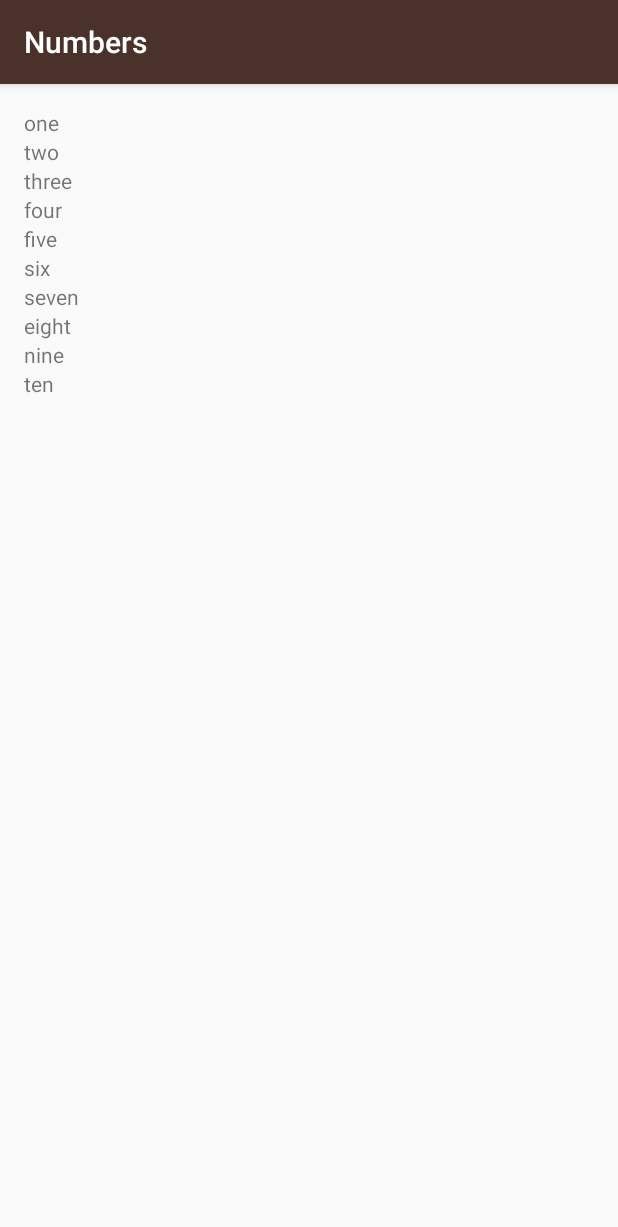
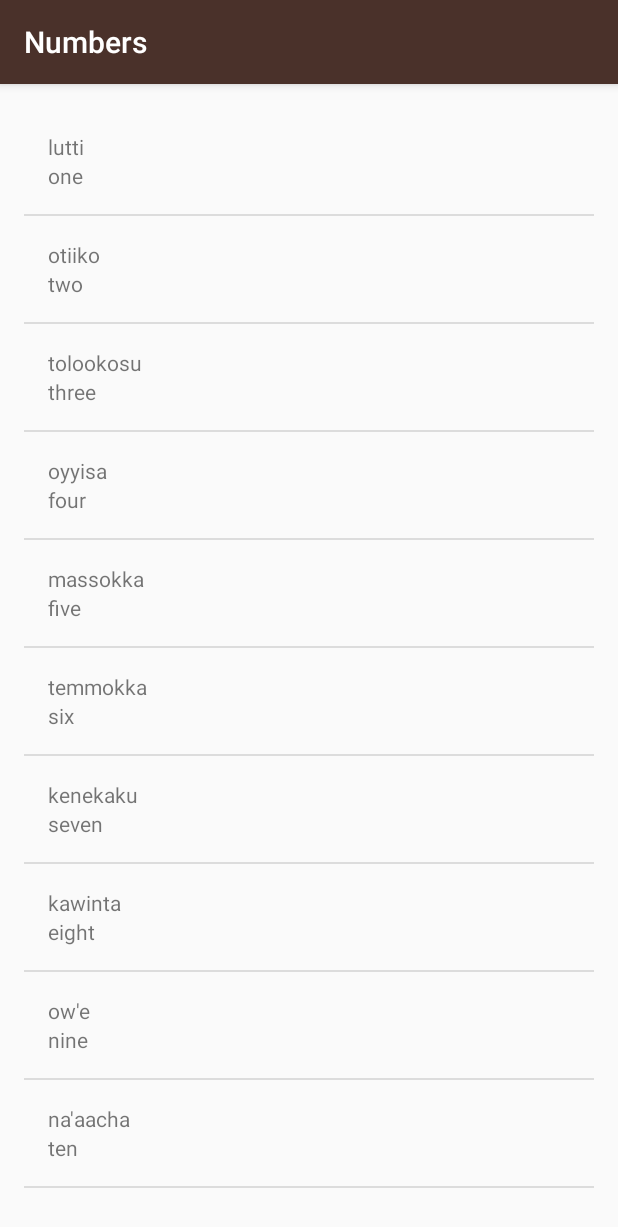
Before and after one commit to JustinB98/Android-Basics-User-Interface-CSE248, an Android app: the NumbersActivity screen opened directly, with no data from a screen before it, on a phone screen of 412 x 824 dp. Shown: the top 1227 px of the screen. Run offline under Robolectric (Android 15) with nearby library versions, the phone set to English and light mode, and no system bars.

Commit message:
Learned how adapters worked and created a custom adapter

```diff
--- a/Miwok/app/src/main/java/com/example/android/miwok/NumbersActivity.java
+++ b/Miwok/app/src/main/java/com/example/android/miwok/NumbersActivity.java
@@ -2,8 +2,7 @@
 
 import android.os.Bundle;
 import android.support.v7.app.AppCompatActivity;
-import android.widget.LinearLayout;
-import android.widget.TextView;
+import android.widget.ListView;
 
 import java.util.ArrayList;
 
@@ -14,26 +13,25 @@
         super.onCreate(savedInstanceState);
         setContentView(R.layout.activity_numbers);
 
-        ArrayList<String> words = new ArrayList<>();
-        words.add("one");
-        words.add("two");
-        words.add("three");
-        words.add("four");
-        words.add("five");
-        words.add("six");
-        words.add("seven");
-        words.add("eight");
-        words.add("nine");
-        words.add("ten");
+        ArrayList<Word> words = new ArrayList<>();
 
-        LinearLayout rootView = (LinearLayout) findViewById(R.id.activity_numbers);
+        words.add(new Word("one", "lutti"));
+        words.add(new Word("two", "otiiko"));
+        words.add(new Word("three", "tolookosu"));
+        words.add(new Word("four", "oyyisa"));
+        words.add(new Word("five", "massokka"));
+        words.add(new Word("six", "temmokka"));
+        words.add(new Word("seven", "kenekaku"));
+        words.add(new Word("eight", "kawinta"));
+        words.add(new Word("nine", "ow'e"));
+        words.add(new Word("ten", "na'aacha"));
 
-        for (int i = 0; i < words.size(); ++i) {
-            // every view needs context. one of the reasons is to know the styling of the view
-            TextView wordView = new TextView(this);
-            wordView.setText(words.get(i));
-            rootView.addView(wordView);
-        }
+        WordAdapter adapter = new WordAdapter(this, words);
+
+        ListView listView = (ListView) findViewById(R.id.list);
+
+        listView.setAdapter(adapter);
     }
 
+
 }
--- /dev/null
+++ b/Miwok/app/src/main/java/com/example/android/miwok/Word.java
@@ -0,0 +1,37 @@
+package com.example.android.miwok;
+
+/**
+ * Created by Justin on 9/21/2018.
+ */
+
+public class Word {
+
+    /** Default translation for the word */
+    private String mDefaultTranslation;
+    /** Miwok translation for the word */
+    private String mMiwokTranslation;
+    /**
+     * Create a new Word object.
+     *
+     * @param defaultTranslation is the word in a language that the user is already familiar with
+     *                           (such as English)
+     * @param miwokTranslation is the word in the Miwok language
+     */
+    public Word(String defaultTranslation, String miwokTranslation) {
+        mDefaultTranslation = defaultTranslation;
+        mMiwokTranslation = miwokTranslation;
+    }
+    /**
+     * Get the default translation of the word.
+     */
+    public String getDefaultTranslation() {
+        return mDefaultTranslation;
+    }
+    /**
+     * Get the Miwok translation of the word.
+     */
+    public String getMiwokTranslation() {
+        return mMiwokTranslation;
+    }
+
+}
--- /dev/null
+++ b/Miwok/app/src/main/java/com/example/android/miwok/WordAdapter.java
@@ -0,0 +1,51 @@
+package com.example.android.miwok;
+
+import android.app.Activity;
+import android.support.annotation.NonNull;
+import android.view.LayoutInflater;
+import android.view.View;
+import android.view.ViewGroup;
+import android.widget.ArrayAdapter;
+import android.widget.TextView;
+
+import java.util.ArrayList;
+
+/**
+ * Created by Justin on 9/21/2018.
+ */
+
+public class WordAdapter extends ArrayAdapter<Word> {
+
+    public WordAdapter(Activity context, ArrayList<Word> words) {
+        // we don't need a resource since we'll be creating it by ourselfs
+        super(context, 0, words);
+    }
+
+    /**
+     *
+     * @param position  position requested
+     * @param convertView   scrap view that can be null if not enough scrap views were made
+     * @param parent
+     * @return
+     */
+    @NonNull
+    @Override
+    public View getView(int position, View convertView, ViewGroup parent) {
+
+        // if scrap view is null, then create a view that is based on the list view xml file
+        if (convertView == null) {
+            // LayoutInflater creates a view from an xml file
+            convertView = LayoutInflater.from(getContext()).inflate(
+                    R.layout.list_item, parent, false);
+        }
+
+        // grab all the fields from the view and set their values
+        TextView miwokView = (TextView) convertView.findViewById(R.id.miwok_text_view);
+        Word currentWord = getItem(position);
+        miwokView.setText(currentWord.getMiwokTranslation());
+        TextView defaultView = (TextView) convertView.findViewById(R.id.default_text_view);
+        defaultView.setText(currentWord.getDefaultTranslation());
+        return convertView;
+    }
+
+}
--- a/Miwok/app/src/main/res/layout/activity_numbers.xml
+++ b/Miwok/app/src/main/res/layout/activity_numbers.xml
@@ -1,14 +1,12 @@
 <?xml version="1.0" encoding="utf-8"?>
-<LinearLayout xmlns:android="http://schemas.android.com/apk/res/android"
+<ListView xmlns:android="http://schemas.android.com/apk/res/android"
     xmlns:tools="http://schemas.android.com/tools"
-    android:id="@+id/activity_numbers"
+    android:id="@+id/list"
+    android:orientation="vertical"
     android:layout_width="match_parent"
     android:layout_height="match_parent"
     android:paddingBottom="@dimen/activity_vertical_margin"
     android:paddingLeft="@dimen/activity_horizontal_margin"
     android:paddingRight="@dimen/activity_horizontal_margin"
     android:paddingTop="@dimen/activity_vertical_margin"
-    tools:context="com.example.android.miwok.NumbersActivity"
-    android:orientation="vertical">
-
-</LinearLayout>
+    tools:context="com.example.android.miwok.NumbersActivity"/>
--- /dev/null
+++ b/Miwok/app/src/main/res/layout/list_item.xml
@@ -0,0 +1,22 @@
+<?xml version="1.0" encoding="utf-8"?>
+<LinearLayout xmlns:android="http://schemas.android.com/apk/res/android"
+    xmlns:tools="http://schemas.android.com/tools"
+    android:layout_width="match_parent"
+    android:layout_height="match_parent"
+    android:orientation="vertical"
+    android:padding="16dp">
+
+    <!-- tools:text won't show up at runtime -->
+    <TextView
+        android:id="@+id/miwok_text_view"
+        android:layout_width="match_parent"
+        android:layout_height="wrap_content"
+        tools:text="lutti" />
+
+    <TextView
+        android:id="@+id/default_text_view"
+        android:layout_width="match_parent"
+        android:layout_height="wrap_content"
+        tools:text="one" />
+
+</LinearLayout>
```
